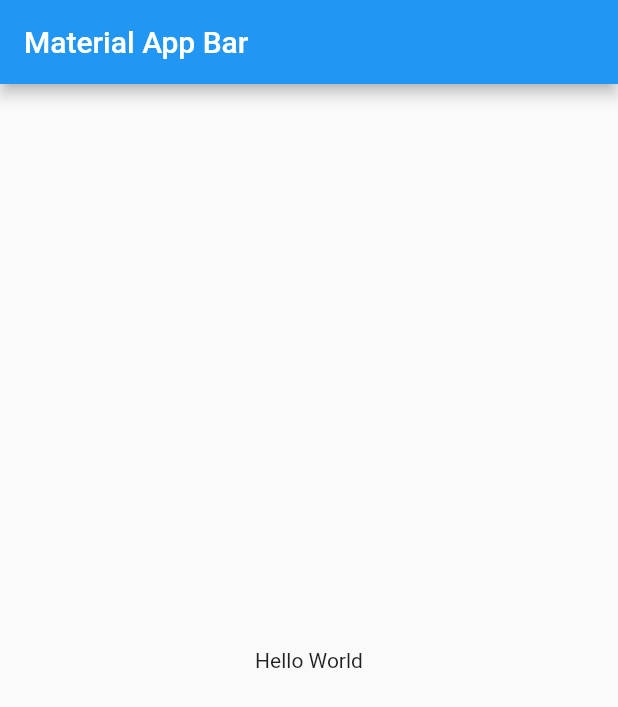
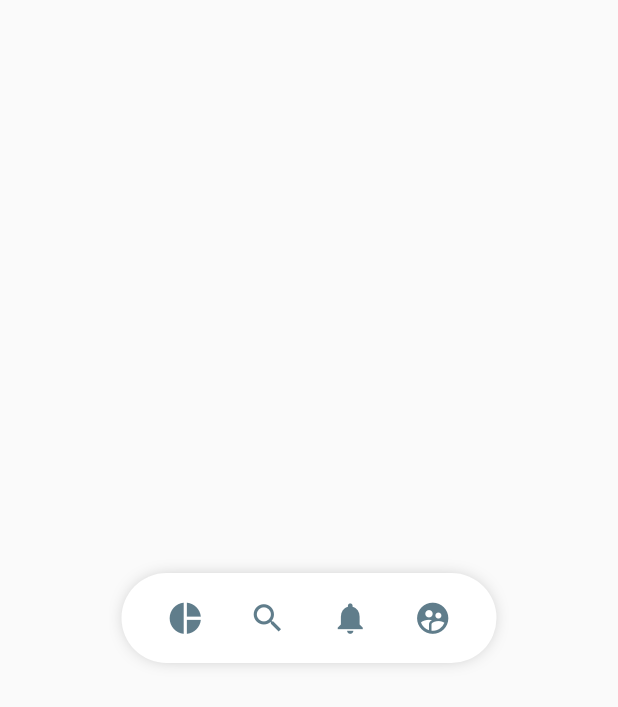
Before and after one commit to andresbadillo/flutter_pinterest_clone, a Flutter app: the screen it shows after launch, on a phone screen of 412 x 824 dp. Shown: the top 707 px of the screen. Run offline on Flutter 3.47's test engine with Material 2 defaults, Android fonts, the phone set to English and light mode, and no system bars.

Commit message:
Se creo el pinterestMenu

```diff
--- a/lib/main.dart
+++ b/lib/main.dart
@@ -1,4 +1,6 @@
 import 'package:flutter/material.dart';
+import 'package:flutter/services.dart';
+import 'package:pinterest_grid_clone/src/pages/pinterest_page.dart';
 
 void main() => runApp(const MyApp());
 
@@ -7,16 +9,14 @@ class MyApp extends StatelessWidget {
 
   @override
   Widget build(BuildContext context) {
+    SystemChrome.setSystemUIOverlayStyle(SystemUiOverlayStyle(
+      statusBarColor: Colors.transparent,
+      statusBarIconBrightness: Brightness.dark,
+    ));
     return MaterialApp(
       title: 'Material App',
-      home: Scaffold(
-        appBar: AppBar(
-          title: const Text('Material App Bar'),
-        ),
-        body: const Center(
-          child: Text('Hello World'),
-        ),
-      ),
+      debugShowCheckedModeBanner: false,
+      home: PinterestPage(),
     );
   }
 }
--- /dev/null
+++ b/lib/src/widgets/pinterest_menu.dart
@@ -0,0 +1,118 @@
+import 'package:flutter/material.dart';
+
+class PinterestButton {
+  final VoidCallback onPressed;
+  final IconData icon;
+
+  const PinterestButton(
+    this.onPressed,
+    this.icon,
+  );
+}
+
+class PinterestMenu extends StatelessWidget {
+  final List<PinterestButton> items = [
+    PinterestButton(() {
+      print('Icon pie_chart');
+    }, Icons.pie_chart),
+    PinterestButton(() {
+      print('Icon search');
+    }, Icons.search),
+    PinterestButton(() {
+      print('Icon notifications');
+    }, Icons.notifications),
+    PinterestButton(() {
+      print('Icon supervised');
+    }, Icons.supervised_user_circle)
+  ];
+
+  PinterestMenu({Key? key}) : super(key: key);
+
+  @override
+  Widget build(BuildContext context) {
+    return Center(
+      child: _PinterestMenuBackground(
+        child: _MenuItems(menuItems: items),
+      ),
+    );
+  }
+}
+
+class _PinterestMenuBackground extends StatelessWidget {
+  final Widget child;
+
+  const _PinterestMenuBackground({
+    Key? key,
+    required this.child,
+  }) : super(key: key);
+
+  @override
+  Widget build(BuildContext context) {
+    return Container(
+      width: 250,
+      height: 60,
+      decoration: BoxDecoration(
+        color: Colors.white,
+        borderRadius: BorderRadius.circular(100),
+        boxShadow: const [
+          BoxShadow(
+            color: Colors.black38,
+            // offset: Offset(10, 10),
+            blurRadius: 10,
+            spreadRadius: -5,
+          )
+        ],
+      ),
+      child: child,
+    );
+  }
+}
+
+class _MenuItems extends StatelessWidget {
+  final List<PinterestButton> menuItems;
+
+  const _MenuItems({
+    Key? key,
+    required this.menuItems,
+  }) : super(key: key);
+
+  @override
+  Widget build(BuildContext context) {
+    return Row(
+      mainAxisAlignment: MainAxisAlignment.spaceEvenly,
+      children: List.generate(
+        menuItems.length,
+        (index) => _PinterestMenuButton(
+          index: index,
+          item: menuItems[index],
+        ),
+      ),
+    );
+  }
+}
+
+class _PinterestMenuButton extends StatelessWidget {
+  final int index;
+  final PinterestButton item;
+
+  const _PinterestMenuButton({
+    Key? key,
+    required this.index,
+    required this.item,
+  }) : super(key: key);
+
+  @override
+  Widget build(BuildContext context) {
+    return GestureDetector(
+      onTap: item.onPressed,
+      behavior: HitTestBehavior.translucent,
+      child: Container(
+        child: Icon(
+          item.icon,
+          size: 25,
+          color: Colors.blueGrey,
+        ),
+      ),
+    );
+  }
+}
--- a/pubspec.yaml
+++ b/pubspec.yaml
@@ -34,6 +34,8 @@ dependencies:
   # The following adds the Cupertino Icons font to your application.
   # Use with the CupertinoIcons class for iOS style icons.
   cupertino_icons: ^1.0.2
+  provider: ^6.0.4
+  flutter_staggered_grid_view: ^0.6.2
 
 dev_dependencies:
   flutter_test:
```
Also changed, not shown: lib/src/pages/pinterest_page.dart (added, +68 -0 lines), pubspec.lock.
